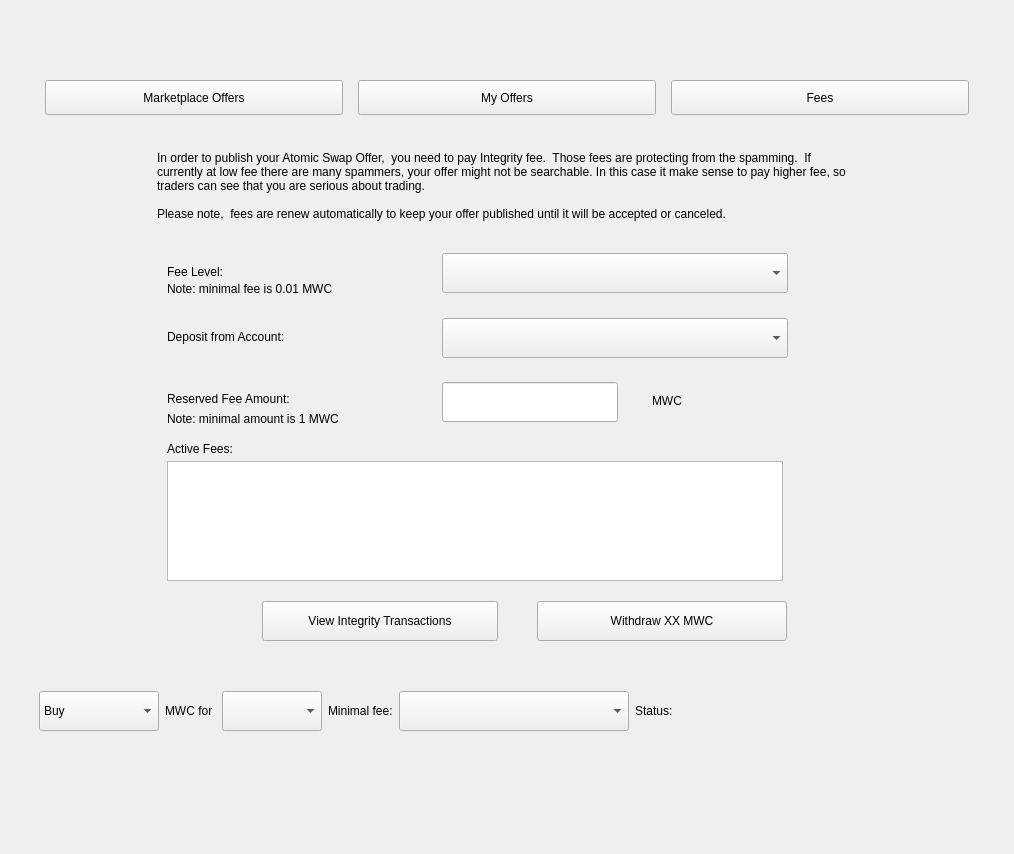
Qt form windows_desktop/s_mrktswlist_w.ui (0xkobe/mwc-wallet) before a commit.
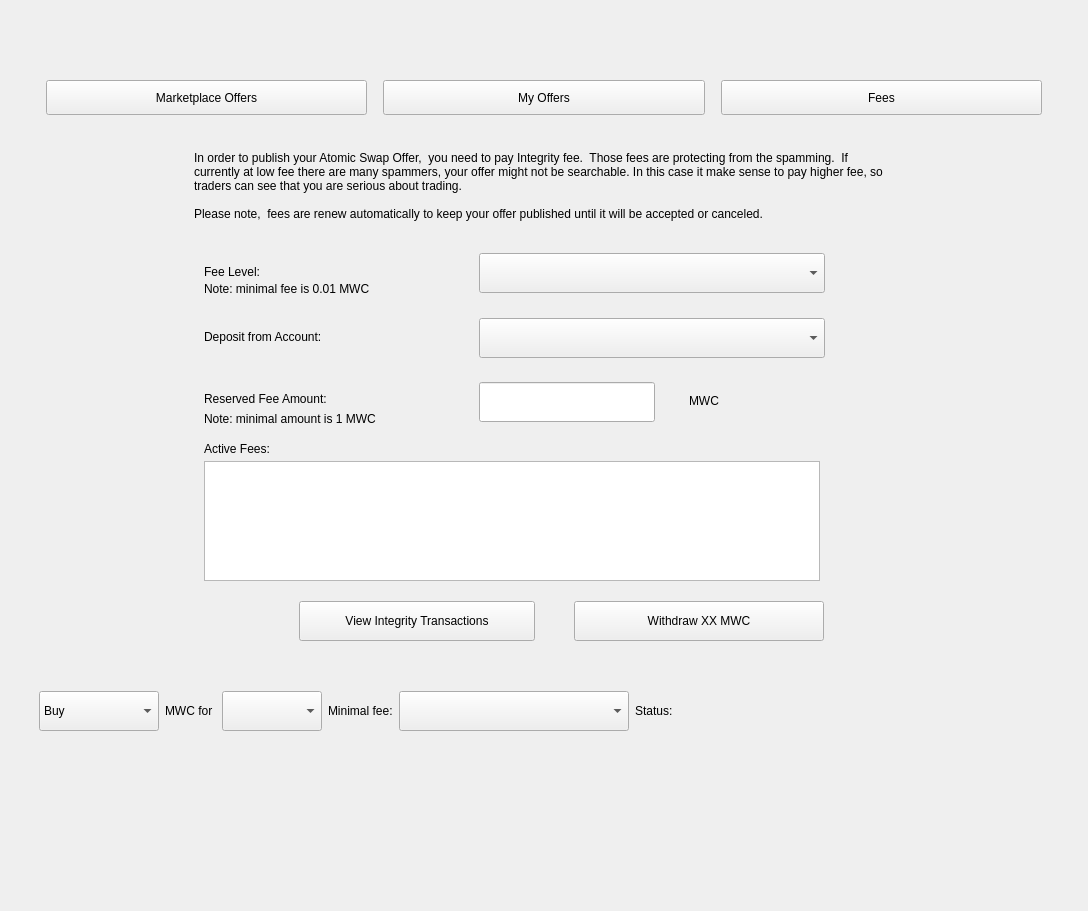
The same form after that commit. Icons and pictures are not drawn. Custom widgets are drawn as their Qt base class.

Patch:
```diff
--- a/windows_desktop/s_mrktswlist_w.ui
+++ b/windows_desktop/s_mrktswlist_w.ui
@@ -6,8 +6,8 @@
    <rect>
     <x>0</x>
     <y>0</y>
-    <width>1014</width>
-    <height>854</height>
+    <width>1088</width>
+    <height>911</height>
    </rect>
   </property>
   <property name="windowTitle">
@@ -996,7 +996,7 @@
     </widget>
    </item>
    <item>
-    <layout class="QHBoxLayout" name="horizontalLayout_7">
+    <layout class="QHBoxLayout" name="horizontalLayout_7" stretch="1,1">
      <property name="spacing">
       <number>20</number>
      </property>
```
